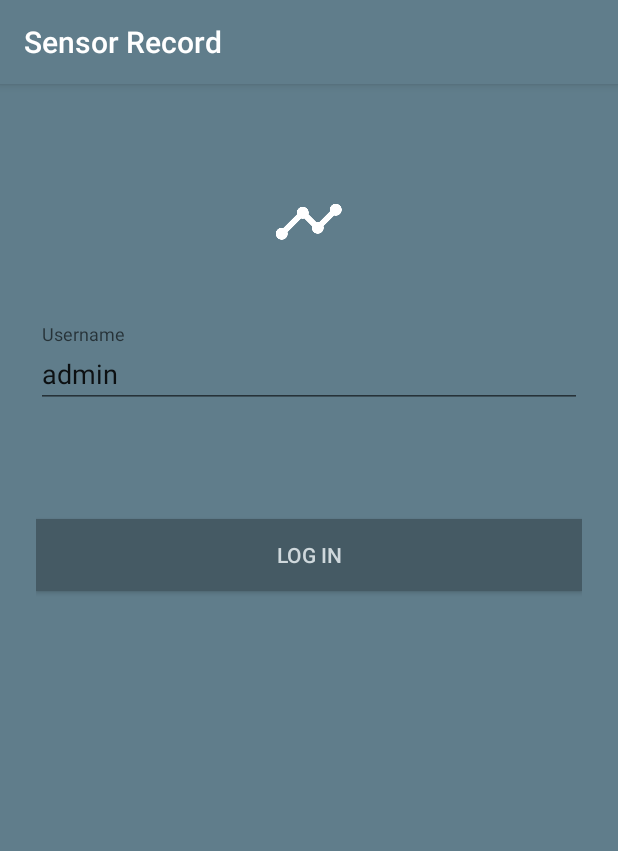
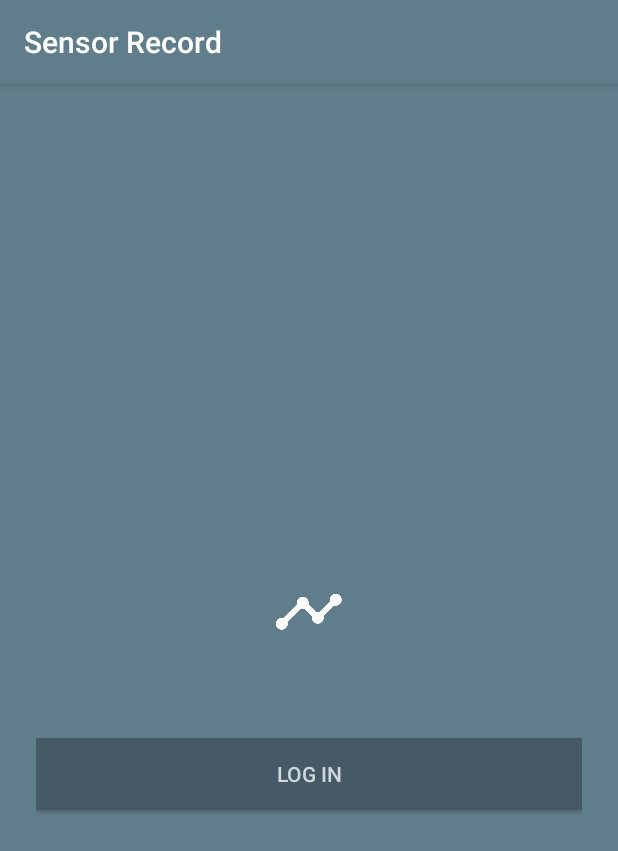
Before and after one commit to sho-87/sensor-record, an Android app: the screen it shows after launch (LoginActivity), on a phone screen of 412 x 824 dp. Shown: the top 851 px of the screen. Run offline under Robolectric (Android 15) with nearby library versions, the phone set to English and light mode, and no system bars.

Commit message:
Remove input from login activity

```diff
--- a/app/build.gradle
+++ b/app/build.gradle
@@ -2,7 +2,7 @@ apply plugin: 'com.android.application'
 
 android {
     compileSdkVersion 28
-    buildToolsVersion '25.0.3'
+    buildToolsVersion '28.0.3'
 
     defaultConfig {
         applicationId "ca.simonho.sensorrecord"
@@ -30,5 +30,5 @@ dependencies {
     implementation 'com.android.support:design:28.0.0'
     implementation 'com.android.support:support-v4:28.0.0'
     implementation 'com.androidplot:androidplot-core:0.6.1'
-    compile files('libs/opencsv-2.1-1.0.0.jar')
+    implementation files('libs/opencsv-2.1-1.0.0.jar')
 }
--- a/app/src/main/java/ca/simonho/sensorrecord/LoginActivity.java
+++ b/app/src/main/java/ca/simonho/sensorrecord/LoginActivity.java
@@ -40,7 +40,6 @@ public class LoginActivity extends AppCompatActivity {
         setContentView(R.layout.activity_login);
 
         //get fields
-        usernameText = (EditText) findViewById(R.id.input_user);
         loginButton = (Button) findViewById(R.id.btn_login);
         showItems(true);
 
@@ -81,15 +80,11 @@ public class LoginActivity extends AppCompatActivity {
 
     public void showItems(Boolean show){
         if (show){
-            usernameText.setEnabled(true);
             loginButton.setEnabled(true);
             loginButton.setAlpha(1);
-            usernameText.setText("admin");
         } else {
-            usernameText.setEnabled(false);
             loginButton.setEnabled(false);
             loginButton.setAlpha(0.3f);
-            usernameText.setText("");
         }
     }
 
--- a/app/src/main/res/layout/activity_login.xml
+++ b/app/src/main/res/layout/activity_login.xml
@@ -10,33 +10,23 @@
     android:background="@color/colorPrimary">
 
     <LinearLayout
-        android:orientation="vertical"
         android:layout_width="match_parent"
         android:layout_height="wrap_content"
+        android:layout_gravity="center"
+        android:descendantFocusability="beforeDescendants"
+        android:focusableInTouchMode="true"
+        android:orientation="vertical"
+        android:paddingLeft="24dp"
         android:paddingTop="56dp"
-        android:paddingLeft="24dp"
-        android:paddingRight="24dp"
-        android:descendantFocusability="beforeDescendants"
-        android:focusableInTouchMode="true">
+        android:paddingRight="24dp">
 
-        <ImageView android:src="@drawable/ic_timeline_white_48dp"
+        <ImageView
             android:layout_width="wrap_content"
             android:layout_height="72dp"
+            android:layout_gravity="center_horizontal"
             android:layout_marginBottom="24dp"
-            android:layout_gravity="center_horizontal" />
-
-        <!-- Username Label -->
-        <android.support.design.widget.TextInputLayout
-            android:layout_width="match_parent"
-            android:layout_height="wrap_content"
-            android:layout_marginTop="8dp"
-            android:layout_marginBottom="50dp">
-            <EditText android:id="@+id/input_user"
-                android:layout_width="match_parent"
-                android:layout_height="wrap_content"
-                android:inputType="text"
-                android:hint="@string/hint_username" />
-        </android.support.design.widget.TextInputLayout>
+            android:contentDescription="@string/sensor_record_logo"
+            android:src="@drawable/ic_timeline_white_48dp" />
 
         <android.support.v7.widget.AppCompatButton
             android:id="@+id/btn_login"
@@ -44,11 +34,11 @@
             android:layout_height="wrap_content"
             android:layout_marginTop="24dp"
             android:layout_marginBottom="24dp"
+            android:background="@color/colorPrimaryDark"
+            android:onClick="authenticateUser"
             android:padding="12dp"
             android:text="@string/login_button_text"
-            android:textColor="@color/colorPrimaryLight"
-            android:background="@color/colorPrimaryDark"
-            android:onClick="authenticateUser"/>
+            android:textColor="@color/colorPrimaryLight" />
 
     </LinearLayout>
 </android.support.design.widget.CoordinatorLayout>
--- a/app/src/main/res/values/strings.xml
+++ b/app/src/main/res/values/strings.xml
@@ -3,6 +3,7 @@
 
     <!-- Login activity -->
     <string name="title_activity_login">Log in</string>
+    <string name="sensor_record_logo">Sensor Record Logo</string>
     <string name="login_title">Log in</string>
     <string name="hint_username">Username</string>
     <string name="login_button_text">Log in</string>
```
